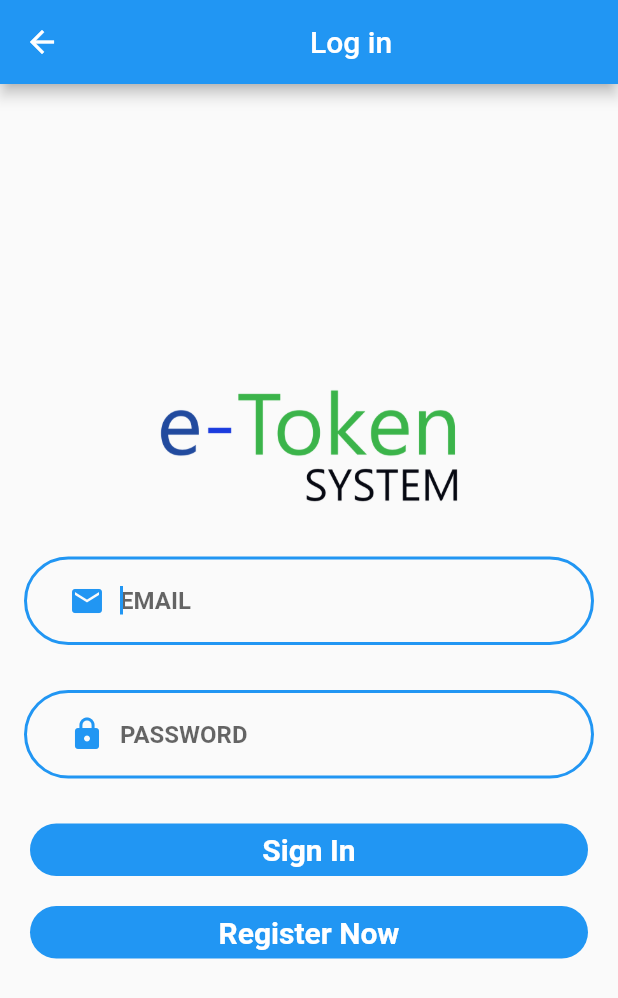
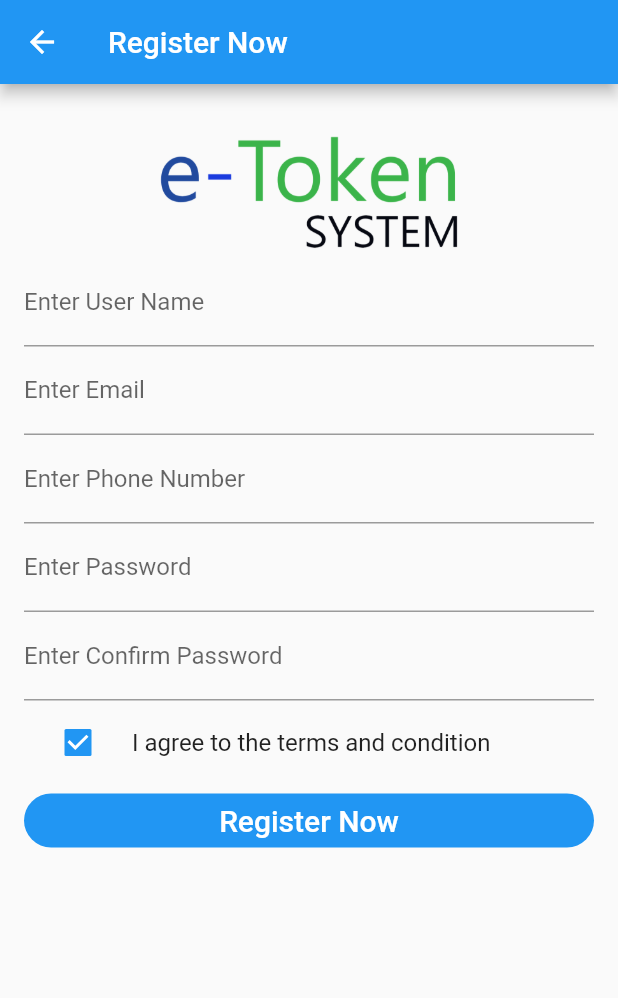
Before and after one commit to farhanch67/E_Token_System_App_flutter, a Flutter app: the Login_form screen opened directly, after a tap on "Register Now", on a phone screen of 412 x 824 dp. Shown: the top 998 px of the screen. Run offline on Flutter 3.47's test engine with Material 2 defaults, Android fonts, the phone set to English and light mode, and no system bars; our stand-ins replace animated_splash_screen.

Commit message:
Register Screen is Added

```diff
--- a/lib/login_screen.dart
+++ b/lib/login_screen.dart
@@ -1,5 +1,6 @@
 import 'package:flutter/material.dart';
 import 'ReuseAble.dart';
+import 'registerScreen.dart';
 
 class Login_form extends StatefulWidget {
   @override
@@ -65,7 +66,7 @@ class _Login_formState extends State<Login_form> {
                           child: Text(
                             "Sign In",
                             style: TextStyle(
-                                fontWeight: FontWeight.bold,
+                                // fontWeight: FontWeight.bold,
                                 fontSize: 20,
                                 color: Colors.white),
                           ),
@@ -80,7 +81,9 @@ class _Login_formState extends State<Login_form> {
                         height: 35.0,
                         child: RaisedButton(
                           onPressed: () {
-                            setState(() {});
+                            setState(() {
+                              Navigator.push(context, MaterialPageRoute(builder: (BuildContext context) => SignUpForm()) );
+                            });
                           },
                           color: Theme.of(context).primaryColor,
                           splashColor: Colors.white,
@@ -91,7 +94,7 @@ class _Login_formState extends State<Login_form> {
                           child: Text(
                             "Register Now",
                             style: TextStyle(
-                                fontWeight: FontWeight.bold,
+                                // fontWeight: FontWeight.bold,
                                 fontSize: 20,
                                 color: Colors.white),
                           ),
--- /dev/null
+++ b/lib/registerScreen.dart
@@ -0,0 +1,187 @@
+import 'package:flutter/material.dart';
+import 'package:quiver/strings.dart';
+
+
+class SignUpForm extends StatefulWidget {
+  @override
+  SignUpFormState createState() => new SignUpFormState();
+}
+
+class SignUpFormState extends State<SignUpForm> {
+  final _formKey = GlobalKey<FormState>();
+  var _passKey = GlobalKey<FormFieldState>();
+
+  String _name = '';
+  String _email = '';
+  int _phone = 0;
+  String _password = '';
+  bool _termsChecked = true;
+
+  void onPressedSubmit() {
+    if (_formKey.currentState.validate() && _termsChecked) {
+      _formKey.currentState.save();
+
+      print("Name " + _name);
+      print("Email " + _email);
+      print("Phone " + _phone.toString());
+      print("Password " + _password);
+      print("Termschecked " + _termsChecked.toString());
+      Scaffold.of(context)
+          .showSnackBar(SnackBar(content: Text('Form Submitted')));
+    }
+  }
+
+  @override
+  Widget build(BuildContext context) {
+    return new Scaffold(
+      appBar: AppBar(
+        title: Text('Register Now'),
+      ),
+      body: Form(
+        key: _formKey,
+        child: SafeArea(
+          child: Padding(
+            padding: const EdgeInsets.all(16.0),
+            child: new ListView(
+              children: getFormWidget(),
+            ),
+          ),
+        ),
+      ),
+    );
+  }
+
+  List<Widget> getFormWidget() {
+    List<Widget> formWidget = new List();
+    formWidget.add(new Container(
+      child: Container(
+        // width:  double.infinity,
+        height: 100.0,
+        child: Image.asset('assets/images/Splashscreenet.png',),
+      ),
+    ),);
+    formWidget.add(new TextFormField(
+        decoration: InputDecoration(labelText: 'Enter User Name', hintText: 'Company Name'),
+        validator: (value) {
+          if (value.isEmpty) {
+            return 'Enter a name';
+          }
+        },
+        onSaved: (value) {
+          setState(() {
+            _name = value;
+          });
+        }));
+
+    formWidget.add(new TextFormField(
+        decoration:
+        InputDecoration(labelText: 'Enter Email', hintText: 'Email'),
+        keyboardType: TextInputType.emailAddress,
+        validator: validateEmail,
+        onSaved: (value) {
+          setState(() {
+            _email = value;
+          });
+        }));
+
+    formWidget.add(new TextFormField(
+        decoration: InputDecoration(labelText: 'Enter Phone Number', hintText: 'Number'),
+        keyboardType: TextInputType.number,
+        validator: (value) {
+          if (value.isEmpty) {
+            return 'Enter Age';
+          }
+        },
+        onSaved: (value) {
+          setState(() {
+            _phone = int.tryParse(value);
+          });
+        }));
+
+    formWidget.add(new TextFormField(
+        key: _passKey,
+        obscureText: true,
+        decoration:
+        InputDecoration(labelText: 'Enter Password', hintText: 'Password'),
+        validator: (value) {
+          if (value.isEmpty) {
+            return 'Enter Password';
+          }
+          if (value.length < 8) {
+            return 'Password should be more than 8 characters';
+          }
+        }));
+
+    formWidget.add(
+      new TextFormField(
+          obscureText: true,
+          decoration: InputDecoration(
+              hintText: 'Confirm Password',
+              labelText: 'Enter Confirm Password'),
+          validator: (confirmPassword) {
+            if (confirmPassword.isEmpty) return 'Enter confirm password';
+            var password = _passKey.currentState.value;
+            if (!equalsIgnoreCase(confirmPassword, password))
+              return 'Confirm Password invalid';
+          },
+          onSaved: (value) {
+            setState(() {
+              _password = value;
+            });
+          }),
+    );
+
+
+
+    formWidget.add(CheckboxListTile(
+      value: _termsChecked,
+      onChanged: (value) {
+        setState(() {
+          _termsChecked = value;
+        });
+      },
+      subtitle: !_termsChecked
+          ? Text(
+        'Required',
+        style: TextStyle(color: Colors.red, fontSize: 12.0),
+      )
+          : null,
+      title: new Text(
+        'I agree to the terms and condition',
+      ),
+      controlAffinity: ListTileControlAffinity.leading,
+    ));
+
+    formWidget.add(new RaisedButton(
+        color: Theme.of(context).primaryColor,
+        splashColor: Colors.white,
+        highlightElevation: 0.0,
+        elevation: 0.0,
+        shape: RoundedRectangleBorder(
+            borderRadius: new BorderRadius.circular(30.0)),
+        child: Text(
+          "Register Now",
+          style: TextStyle(
+              // fontWeight: FontWeight.bold,
+              fontSize: 20,
+              color: Colors.white),
+        ),
+        onPressed: onPressedSubmit));
+
+    return formWidget;
+  }
+
+  String validateEmail(String value) {
+    if (value.isEmpty) {
+      return 'Please enter mail';
+    }
+
+    Pattern pattern =
+        r'^(([^<>()[\]\\.,;:\s@\"]+(\.[^<>()[\]\\.,;:\s@\"]+)*)|(\".+\"))@((\[[0-9]{1,3}\.[0-9]{1,3}\.[0-9]{1,3}\.[0-9]{1,3}\])|(([a-zA-Z\-0-9]+\.)+[a-zA-Z]{2,}))$';
+    RegExp regex = new RegExp(pattern);
+    if (!regex.hasMatch(value))
+      return 'Enter Valid Email';
+    else
+      return null;
+  }
+}
--- a/pubspec.yaml
+++ b/pubspec.yaml
@@ -33,6 +33,7 @@ dev_dependencies:
   flutter_test:
     sdk: flutter
   animated_splash_screen: ^1.0.1+2
+  quiver:
 
 # For information on the generic Dart part of this file, see the
 # following page: https://dart.dev/tools/pub/pubspec
```
Also changed, not shown: pubspec.lock.
